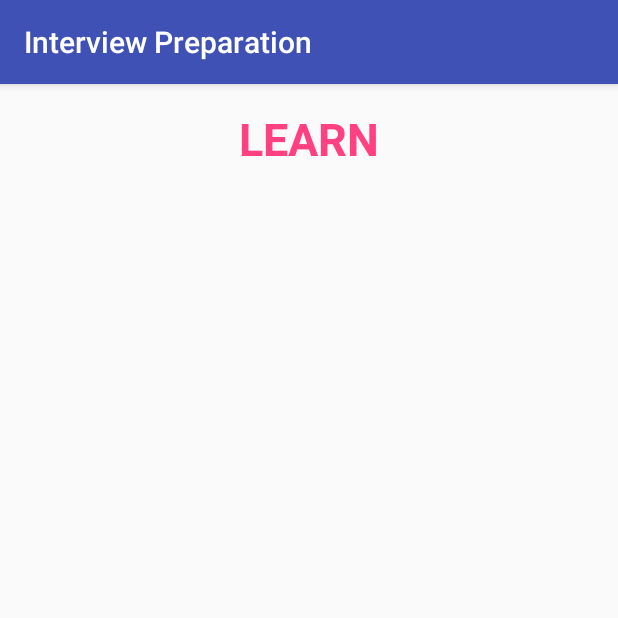
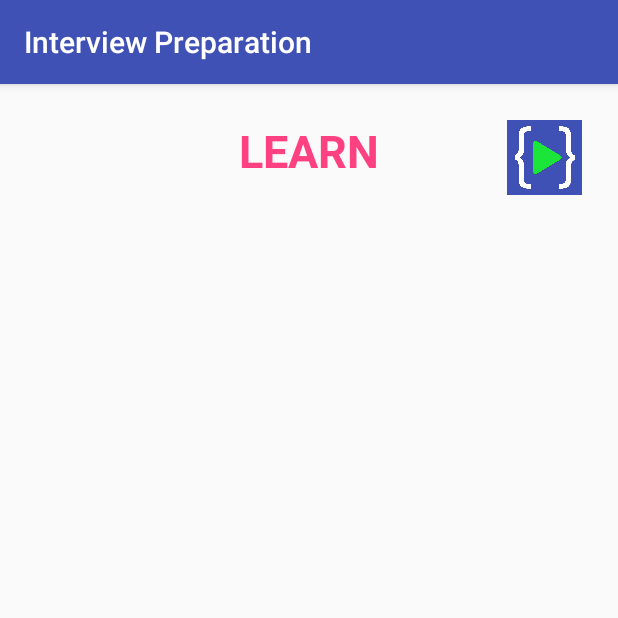
Before and after one commit to MilindAmrutkar/InterviewPreparationApp, an Android app: the DataStructureActivity screen opened directly, with no data from a screen before it, on a phone screen of 412 x 824 dp, the top half of it. Run offline under Robolectric (Android 15) with nearby library versions, the phone set to English and light mode, and no system bars.

Commit message:
Made some changes to Activities design and also to added an lco logo to the listview

```diff
--- a/app/src/main/java/com/example/android/interviewpreparation/DataStructureActivity.java
+++ b/app/src/main/java/com/example/android/interviewpreparation/DataStructureActivity.java
@@ -1,8 +1,11 @@
 package com.example.android.interviewpreparation;
 
 import android.content.Intent;
+import android.net.Uri;
 import android.support.v7.app.AppCompatActivity;
 import android.os.Bundle;
+import android.view.View;
+import android.widget.ImageView;
 import android.widget.ListView;
 import android.widget.Toast;
 
@@ -15,6 +18,8 @@ public class DataStructureActivity extends AppCompatActivity {
     private static final String TAG = DataStructureActivity.class.getSimpleName();
     private ArrayList<Quiz> dataStructureArrayList;
     private ListView listView;
+    private ImageView lcoImageView;
+
 
     @Override
     protected void onCreate(Bundle savedInstanceState) {
@@ -22,6 +27,17 @@ public class DataStructureActivity extends AppCompatActivity {
         setContentView(R.layout.activity_data_structure);
 
         listView = findViewById(R.id.quizList);
+
+        lcoImageView = findViewById(R.id.lcoIcon);
+
+        lcoImageView.setOnClickListener(new View.OnClickListener() {
+            @Override
+            public void onClick(View view) {
+                Intent intent = new Intent(Intent.ACTION_VIEW, Uri.parse("https://courses.learncodeonline.in/"));
+                startActivity(intent);
+                //Toast.makeText(MainActivity.this, "Learn Code Online", Toast.LENGTH_SHORT).show();
+            }
+        });
 
         dataStructureArrayList = new ArrayList<>();
 
--- a/app/src/main/res/layout/activity_data_structure.xml
+++ b/app/src/main/res/layout/activity_data_structure.xml
@@ -6,18 +6,33 @@
     android:layout_height="match_parent"
     android:orientation="vertical"
     android:padding="16dp"
-
     tools:context=".DataStructureActivity">
 
+    <RelativeLayout
+        android:layout_width="match_parent"
+        android:layout_height="wrap_content"
+        android:padding="8dp">
+
         <TextView
+            android:id="@+id/learn"
             android:text="Learn"
-        android:gravity="center"
             android:textColor="@color/colorAccent"
             android:textSize="30dp"
+            android:gravity="center"
             android:textAllCaps="true"
             android:textStyle="bold"
             android:layout_width="match_parent"
             android:layout_height="wrap_content" />
+
+        <ImageView
+            android:layout_alignRight="@id/learn"
+            android:id="@+id/lcoIcon"
+            android:background="@color/colorPrimary"
+            android:layout_width="50dp"
+            android:layout_height="50dp"
+            android:src="@mipmap/lco_logo_white" />
+    </RelativeLayout>
+
 
     <ListView
         android:id="@+id/quizList"
```
Also changed, not shown: app/src/main/res/layout/activity_list_item.xml (+4 -5 lines). Lines whose indentation alone changed are shown as unchanged.
